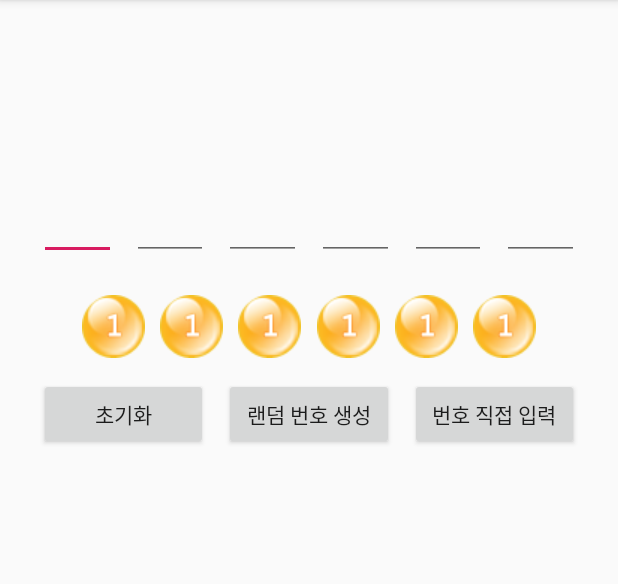
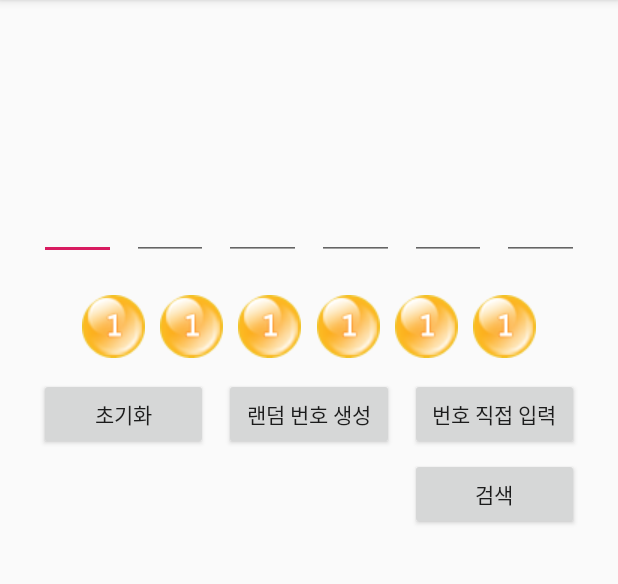
Before and after one commit to yhcho0405/Android_Kotlin_Lotto, an Android app: the screen it shows after launch (MainActivity), on a phone screen of 412 x 824 dp, the part 84-668 px from its top. Run offline under Robolectric (Android 15) with nearby library versions, the phone set to English and light mode, and no system bars.

```diff
--- a/app/src/main/java/com/example/lottosearch/MainActivity.kt
+++ b/app/src/main/java/com/example/lottosearch/MainActivity.kt
@@ -12,7 +12,8 @@ class MainActivity : AppCompatActivity() {
         super.onCreate(savedInstanceState)
         setContentView(R.layout.activity_main)
 
-        var finalNumbers: MutableList<Int>
+
+        var finalNumbers: MutableList<Int> = ArrayList()
 
         val lottoImageStartId = R.drawable.ball_01
 
@@ -131,5 +132,18 @@ class MainActivity : AppCompatActivity() {
             editText5.setText(null)
             editText6.setText(null)
         }
+
+        searchButton.setOnClickListener {
+            if (finalNumbers.size < 6) {
+                return@setOnClickListener
+            }
+            var myNum1: Int = finalNumbers[0]
+            var myNum2: Int = finalNumbers[1]
+            var myNum3: Int = finalNumbers[2]
+            var myNum4: Int = finalNumbers[3]
+            var myNum5: Int = finalNumbers[4]
+            var myNum6: Int = finalNumbers[5]
+
+        }
     }
 }
--- a/app/src/main/res/layout/activity_main.xml
+++ b/app/src/main/res/layout/activity_main.xml
@@ -237,4 +237,14 @@
         app:layout_constraintStart_toStartOf="@+id/guideline"
         app:layout_constraintTop_toTopOf="@+id/guideline10" />
 
+    <Button
+        android:id="@+id/searchButton"
+        android:layout_width="0dp"
+        android:layout_height="wrap_content"
+        android:layout_margin="5dp"
+        android:text="검색"
+        app:layout_constraintEnd_toStartOf="@+id/guideline3"
+        app:layout_constraintStart_toStartOf="@+id/guideline7"
+        app:layout_constraintTop_toBottomOf="@+id/inputButton" />
+
 </androidx.constraintlayout.widget.ConstraintLayout>
```
Also changed, not shown: 1 other file.
